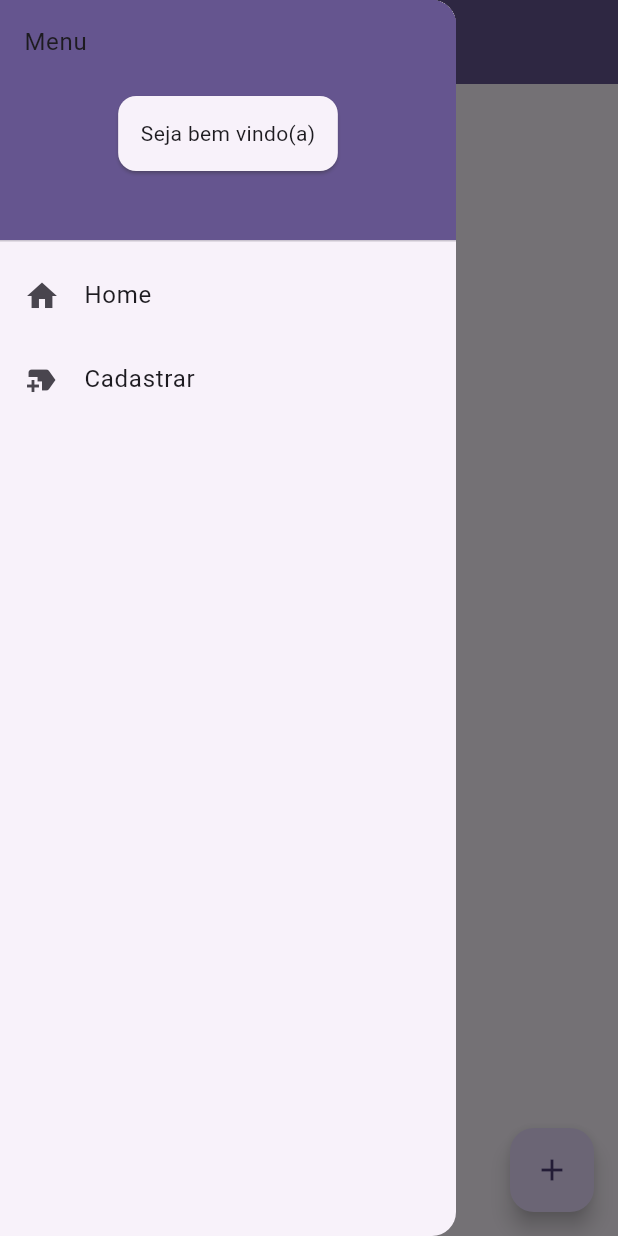
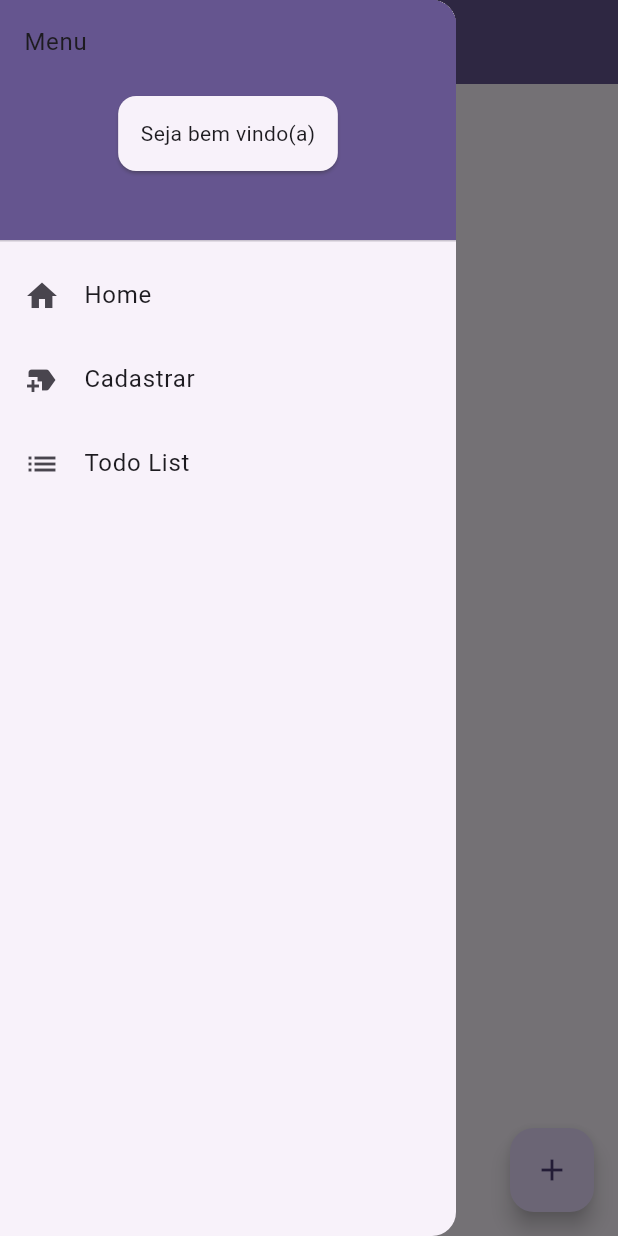
Before and after one commit to MateusBorsoi/flutter_auth, a Flutter app: the Home screen opened by its route, with the side drawer open, on a phone screen of 412 x 824 dp. Run offline on Flutter 3.47's test engine with Material 2 defaults, Android fonts, the phone set to English and light mode, and no system bars; our stand-ins replace floor, sqflite; accounts and stored records are empty; generated files the repository leaves out were written again; network calls fail.

Commit message:
fetch data

```diff
--- /dev/null
+++ b/lib/classes/Todo.dart
@@ -0,0 +1,20 @@
+class Todo {
+  final int userId;
+  final int id;
+  final String title;
+  final bool completed;
+
+  Todo(
+      {required this.userId,
+      required this.id,
+      required this.title,
+      required this.completed});
+
+  factory Todo.fromJson(Map<String, dynamic> json) {
+    return Todo(
+        userId: json['userId'],
+        id: json['id'],
+        title: json['title'],
+        completed: json['completed']);
+  }
+}
--- a/lib/components/menudrawer.dart
+++ b/lib/components/menudrawer.dart
@@ -54,6 +54,13 @@ class _DrawerMenuState extends State<DrawerMenu> {
               Navigator.pushNamed(context, '/cadastro');
             },
           ),
+          ListTile(
+            title: const Text('Todo List'),
+            leading: const Icon(Icons.list),
+            onTap: () {
+              Navigator.pushNamed(context, '/todolist');
+            },
+          ),
         ],
       ),
     );
--- a/lib/main.dart
+++ b/lib/main.dart
@@ -2,6 +2,7 @@ import 'package:app_auth/db/database.dart';
 import 'package:app_auth/routes/cadastro.dart';
 import 'package:app_auth/routes/home.dart';
 import 'package:app_auth/routes/login.dart';
+import 'package:app_auth/routes/todolist.dart';
 import 'package:flutter/material.dart';
 
 Future<void> main() async {
@@ -38,6 +39,7 @@ class _AppAuthState extends State<AppAuth> {
               database: widget.database,
               key: UniqueKey(),
             ),
+        '/todolist': (context) => const TodoList(title: 'Todo List')
       },
       theme: ThemeData(
         useMaterial3: true,
--- /dev/null
+++ b/lib/repositories/api/todo_fetch.dart
@@ -0,0 +1,16 @@
+import 'dart:convert';
+
+import 'package:app_auth/classes/Todo.dart';
+import 'package:http/http.dart' as http;
+
+Future<List<Todo>> fetchTodos() async {
+  final response =
+      await http.get(Uri.parse('https://jsonplaceholder.typicode.com/todos/'));
+
+  if (response.statusCode == 200) {
+    final List body = json.decode(response.body);
+    return body.map((e) => Todo.fromJson(e)).toList();
+  } else {
+    throw Exception('Falha ao consultar todos list');
+  }
+}
--- a/pubspec.yaml
+++ b/pubspec.yaml
@@ -12,6 +12,7 @@ dependencies:
   flutter:
     sdk: flutter
   floor: ^1.4.2
+  http: ^1.1.0
 
   cupertino_icons: ^1.0.2
 
```
Also changed, not shown: lib/routes/todolist.dart (added, +42 -0 lines), pubspec.lock.
